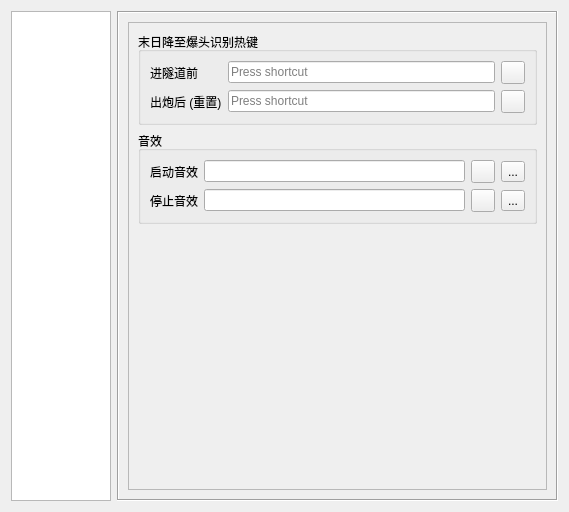
Before: the Qt Designer form EliteSpeedrunTool/SettingDialog.ui in GTA5Oracle/EliteSpeedrunTool, drawn with Qt 5.
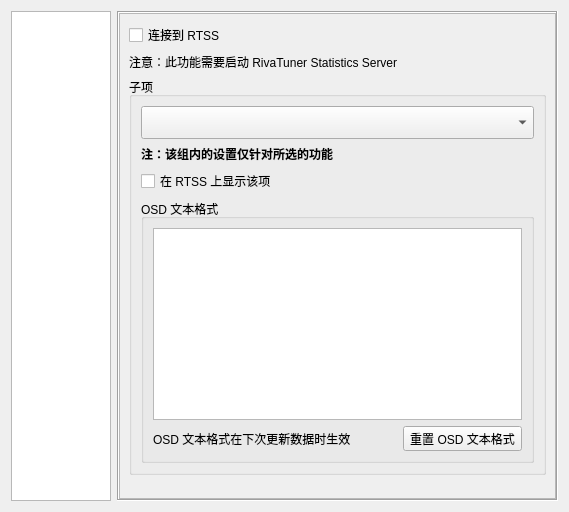
After: the same form once the commit is applied. Icons and pictures are not drawn.

Patch:
```diff
--- a/EliteSpeedrunTool/SettingDialog.ui
+++ b/EliteSpeedrunTool/SettingDialog.ui
@@ -46,7 +46,7 @@
       <enum>QFrame::Sunken</enum>
      </property>
      <property name="currentIndex">
-      <number>5</number>
+      <number>2</number>
      </property>
      <widget class="QWidget" name="pageGeneral">
       <layout class="QVBoxLayout" name="verticalLayout_21">
@@ -688,6 +688,149 @@
        </item>
       </layout>
      </widget>
+     <widget class="QWidget" name="page_2">
+      <layout class="QVBoxLayout" name="verticalLayout_36">
+       <property name="leftMargin">
+        <number>0</number>
+       </property>
+       <property name="topMargin">
+        <number>0</number>
+       </property>
+       <property name="rightMargin">
+        <number>0</number>
+       </property>
+       <property name="bottomMargin">
+        <number>0</number>
+       </property>
+       <item>
+        <widget class="QScrollArea" name="scrollArea_12">
+         <property name="widgetResizable">
+          <bool>true</bool>
+         </property>
+         <widget class="QWidget" name="scrollAreaWidgetContents_12">
+          <property name="geometry">
+           <rect>
+            <x>0</x>
+            <y>0</y>
+            <width>447</width>
+            <height>488</height>
+           </rect>
+          </property>
+          <layout class="QVBoxLayout" name="verticalLayout_33">
+           <item>
+            <widget class="QCheckBox" name="cbRtssOverlay">
+             <property name="text">
+              <string>连接到 RTSS</string>
+             </property>
+            </widget>
+           </item>
+           <item>
+            <widget class="QLabel" name="label_45">
+             <property name="text">
+              <string>注意：此功能需要启动 RivaTuner Statistics Server</string>
+             </property>
+            </widget>
+           </item>
+           <item>
+            <widget class="QGroupBox" name="gbRtssSubFunction">
+             <property name="title">
+              <string>子项</string>
+             </property>
+             <layout class="QVBoxLayout" name="verticalLayout_37">
+              <item>
+               <widget class="QComboBox" name="cbRtssSubFunction">
+                <property name="font">
+                 <font>
+                  <pointsize>16</pointsize>
+                  <bold>true</bold>
+                 </font>
+                </property>
+               </widget>
+              </item>
+              <item>
+               <widget class="QLabel" name="label_44">
+                <property name="font">
+                 <font>
+                  <bold>true</bold>
+                 </font>
+                </property>
+                <property name="text">
+                 <string>注：该组内的设置仅针对所选的功能</string>
+                </property>
+               </widget>
+              </item>
+              <item>
+               <widget class="QCheckBox" name="cbRtssSubFunctionOsd">
+                <property name="text">
+                 <string>在 RTSS 上显示该项</string>
+                </property>
+               </widget>
+              </item>
+              <item>
+               <widget class="QGroupBox" name="groupBox_19">
+                <property name="title">
+                 <string>OSD 文本格式</string>
+                </property>
+                <layout class="QVBoxLayout" name="verticalLayout_38">
+                 <item>
+                  <widget class="QPlainTextEdit" name="teRtssSubFunctionOsdText"/>
+                 </item>
+                 <item>
+                  <layout class="QHBoxLayout" name="horizontalLayout_5">
+                   <item>
+                    <widget class="QLabel" name="label_43">
+                     <property name="text">
+                      <string>OSD 文本格式在下次更新数据时生效</string>
+                     </property>
+                    </widget>
+                   </item>
+                   <item>
+                    <spacer name="horizontalSpacer">
+                     <property name="orientation">
+                      <enum>Qt::Horizontal</enum>
+                     </property>
+                     <property name="sizeHint" stdset="0">
+                      <size>
+                       <width>40</width>
+                       <height>20</height>
+                      </size>
+                     </property>
+                    </spacer>
+                   </item>
+                   <item>
+                    <widget class="QToolButton" name="tbRtssSubFunctionResetOsdText">
+                     <property name="text">
+                      <string>重置 OSD 文本格式</string>
+                     </property>
+                    </widget>
+                   </item>
+                  </layout>
+                 </item>
+                </layout>
+               </widget>
+              </item>
+             </layout>
+            </widget>
+           </item>
+           <item>
+            <spacer name="verticalSpacer_5">
+             <property name="orientation">
+              <enum>Qt::Vertical</enum>
+             </property>
+             <property name="sizeHint" stdset="0">
+              <size>
+               <width>20</width>
+               <height>1</height>
+              </size>
+             </property>
+            </spacer>
+           </item>
+          </layout>
+         </widget>
+        </widget>
+       </item>
+      </layout>
+     </widget>
      <widget class="QWidget" name="pageFirewall">
       <layout class="QVBoxLayout" name="verticalLayout">
        <property name="leftMargin">
@@ -1292,6 +1435,18 @@
      </widget>
      <widget class="QWidget" name="page">
       <layout class="QVBoxLayout" name="verticalLayout_16">
+       <property name="leftMargin">
+        <number>0</number>
+       </property>
+       <property name="topMargin">
+        <number>0</number>
+       </property>
+       <property name="rightMargin">
+        <number>0</number>
+       </property>
+       <property name="bottomMargin">
+        <number>0</number>
+       </property>
        <item>
         <widget class="QScrollArea" name="scrollArea_4">
          <property name="widgetResizable">
@@ -1302,8 +1457,8 @@
            <rect>
             <x>0</x>
             <y>0</y>
-            <width>429</width>
-            <height>470</height>
+            <width>180</width>
+            <height>218</height>
            </rect>
           </property>
           <layout class="QVBoxLayout" name="verticalLayout_24">
```
Left out of the diff: 4 changed lines with no effect on the pictures.
